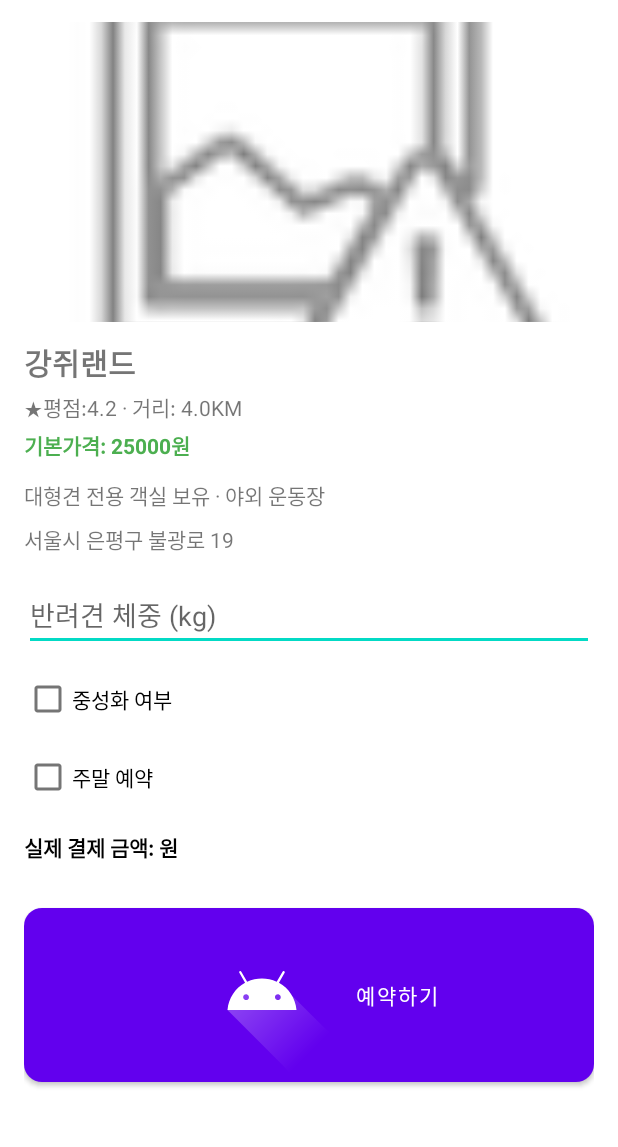
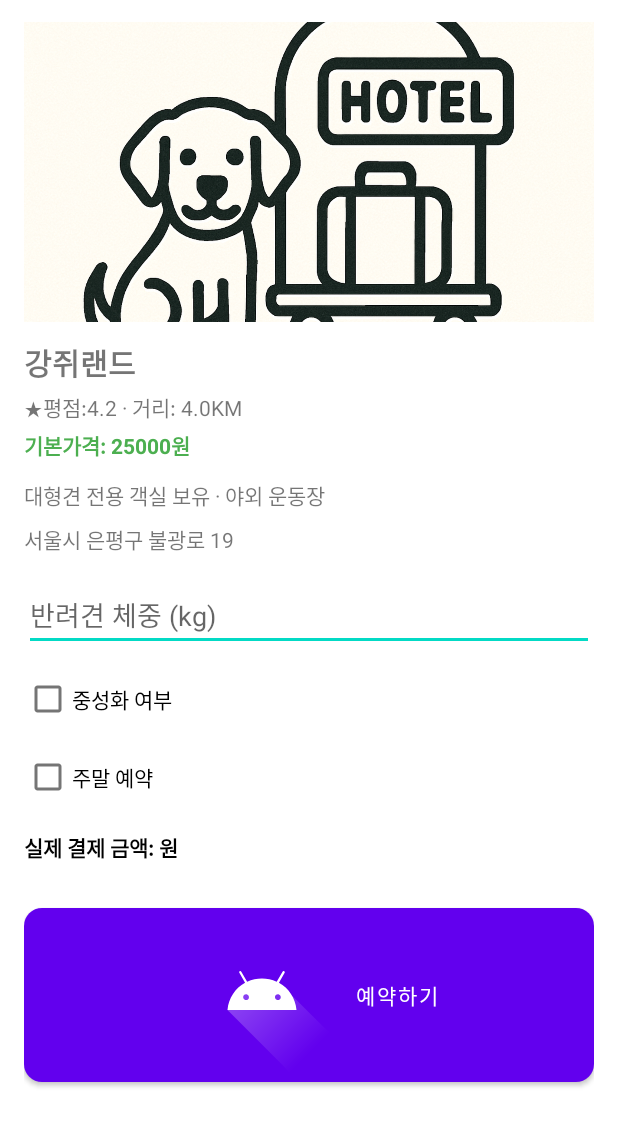
Before and after one commit to Dong-gyun-lim/doghotel-app, an Android app: the MainActivity screen opened directly, with no data from a screen before it, after a tap on "강쥐랜드", on a phone screen of 412 x 824 dp, the part 86-1233 px from its top. Run offline under Robolectric (Android 15) with nearby library versions, the light colour scheme and no system bars.

Commit message:
애견호텔 이미지 추가

```diff
--- a/app/src/main/java/com/example/doghotel/MainActivity.kt
+++ b/app/src/main/java/com/example/doghotel/MainActivity.kt
@@ -19,18 +19,18 @@ class MainActivity : AppCompatActivity() {
         binding = ActivityMainBinding.inflate(layoutInflater)
         setContentView(binding.root)
 
-        // 초기 호텔 데이터
+        // 호텔 리스트 + 이미지 연결
         hotelList = mutableListOf(
-            Hotel("냠냠 강아지 호텔", "★평점:4.7", "거리: 3KM 이내", "20000원", android.R.drawable.ic_menu_report_image, "24시간 돌봄 · 애견 스파 · 건강 간식 제공", "서울시 강남구 도곡로 123"),
-            Hotel("펑펑 강아지 호텔", "★평점:4.4", "거리: 2KM 이내", "30000원", android.R.drawable.ic_menu_report_image, "실시간 CCTV · 무료 목욕권 제공", "서울시 송파구 석촌로 222"),
-            Hotel("룽룽 강아지 호텔", "★평점:4.9", "거리: 1KM 이내", "30000원", android.R.drawable.ic_menu_report_image, "전문 트레이너 상주 · 유치원 연계 서비스", "서울시 마포구 연남로 15"),
-            Hotel("멍스타 펫텔", "★평점:4.8", "거리: 2.5KM", "30000원", android.R.drawable.ic_menu_report_image, "프리미엄 간식 · 대형 운동장", "서울시 용산구 이태원로 55"),
-            Hotel("댕댕하우스", "★평점:4.5", "거리: 3.2KM", "30000원", android.R.drawable.ic_menu_report_image, "초보 반려인을 위한 상담 제공", "서울시 관악구 봉천로 77"),
-            Hotel("애견빌리지", "★평점:4.3", "거리: 1.8KM", "28000원", android.R.drawable.ic_menu_report_image, "전용 수면공간 · 맞춤형 식단", "서울시 종로구 사직로 101"),
-            Hotel("멍푸드 호텔", "★평점:4.6", "거리: 2.2KM", "31000원", android.R.drawable.ic_menu_report_image, "식이민감 반려견을 위한 식단 관리", "서울시 성동구 왕십리로 88"),
-            Hotel("강쥐랜드", "★평점:4.2", "거리: 4.0KM", "25000원", android.R.drawable.ic_menu_report_image, "대형견 전용 객실 보유 · 야외 운동장", "서울시 은평구 불광로 19"),
-            Hotel("소소한 멍라이프", "★평점:4.9", "거리: 1.5KM", "27000원", android.R.drawable.ic_menu_report_image, "1:1 맞춤 케어 · 셀프 목욕실 제공", "서울시 서대문구 연희로 35"),
-            Hotel("위글위글 호텔", "★평점:4.7", "거리: 2.7KM", "29000원", android.R.drawable.ic_menu_report_image, "소형견 전용 힐링 공간 · 조용한 환경", "서울시 동작구 흑석로 99")
+            Hotel("냠냠 강아지 호텔", "★평점:4.7", "거리: 3KM 이내", "20000원", R.drawable.pet1, "24시간 돌봄 · 애견 스파 · 건강 간식 제공", "서울시 강남구 도곡로 123"),
+            Hotel("펑펑 강아지 호텔", "★평점:4.4", "거리: 2KM 이내", "30000원", R.drawable.pet2, "실시간 CCTV · 무료 목욕권 제공", "서울시 송파구 석촌로 222"),
+            Hotel("룽룽 강아지 호텔", "★평점:4.9", "거리: 1KM 이내", "30000원", R.drawable.pet3, "전문 트레이너 상주 · 유치원 연계 서비스", "서울시 마포구 연남로 15"),
+            Hotel("멍스타 펫텔", "★평점:4.8", "거리: 2.5KM", "30000원", R.drawable.pet4, "프리미엄 간식 · 대형 운동장", "서울시 용산구 이태원로 55"),
+            Hotel("댕댕하우스", "★평점:4.5", "거리: 3.2KM", "30000원", R.drawable.pet5, "초보 반려인을 위한 상담 제공", "서울시 관악구 봉천로 77"),
+            Hotel("애견빌리지", "★평점:4.3", "거리: 1.8KM", "28000원", R.drawable.pet6, "전용 수면공간 · 맞춤형 식단", "서울시 종로구 사직로 101"),
+            Hotel("멍푸드 호텔", "★평점:4.6", "거리: 2.2KM", "31000원", R.drawable.pet7, "식이민감 반려견을 위한 식단 관리", "서울시 성동구 왕십리로 88"),
+            Hotel("강쥐랜드", "★평점:4.2", "거리: 4.0KM", "25000원", R.drawable.pet8, "대형견 전용 객실 보유 · 야외 운동장", "서울시 은평구 불광로 19"),
+            Hotel("소소한 멍라이프", "★평점:4.9", "거리: 1.5KM", "27000원", R.drawable.pet9, "1:1 맞춤 케어 · 셀프 목욕실 제공", "서울시 서대문구 연희로 35"),
+            Hotel("위글위글 호텔", "★평점:4.7", "거리: 2.7KM", "29000원", R.drawable.pet10, "소형견 전용 힐링 공간 · 조용한 환경", "서울시 동작구 흑석로 99")
         )
 
         adapter = HotelAdapter(this, hotelList)
@@ -51,9 +51,9 @@ class MainActivity : AppCompatActivity() {
         spinner.onItemSelectedListener = object : AdapterView.OnItemSelectedListener {
             override fun onItemSelected(parent: AdapterView<*>?, view: View?, position: Int, id: Long) {
                 when (position) {
-                    1 -> hotelList.sortBy { extractKm(it.distance) }  // 거리순
+                    1 -> hotelList.sortBy { extractKm(it.distance) }            // 거리순
                     2 -> hotelList.sortByDescending { extractRating(it.rating) } // 평점순
-                    else -> hotelList.sortBy { it.name } // 기본순
+                    else -> hotelList.sortBy { it.name }                        // 기본순
                 }
                 adapter.notifyDataSetChanged()
             }
@@ -62,13 +62,13 @@ class MainActivity : AppCompatActivity() {
         }
     }
 
+    // "거리: 3.2KM" -> 3.2
     private fun extractKm(text: String): Double {
         return Regex("""(\d+(\.\d+)?)""").find(text)?.value?.toDoubleOrNull() ?: Double.MAX_VALUE
     }
 
+    // "★평점:4.7" -> 4.7
     private fun extractRating(text: String): Double {
         return Regex("""(\d+(\.\d+)?)""").find(text)?.value?.toDoubleOrNull() ?: 0.0
     }
 }
-
-// 이건 연습용 PR 테스트입니다.
```
Also changed, not shown: app/src/main/res/drawable/pet10.png (added), app/src/main/res/drawable/pet2.png (added), app/src/main/res/drawable/pet3.png (added), app/src/main/res/drawable/pet6.png (added), app/src/main/res/drawable/pet8.png (added), 5 other files.
